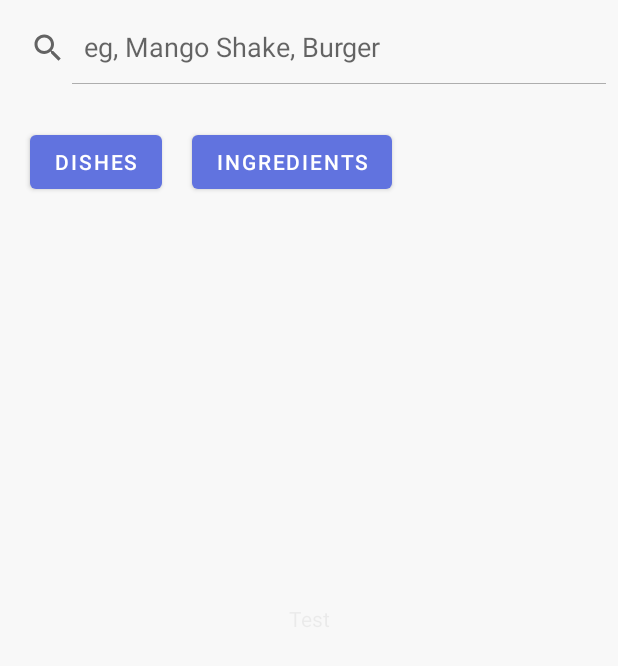
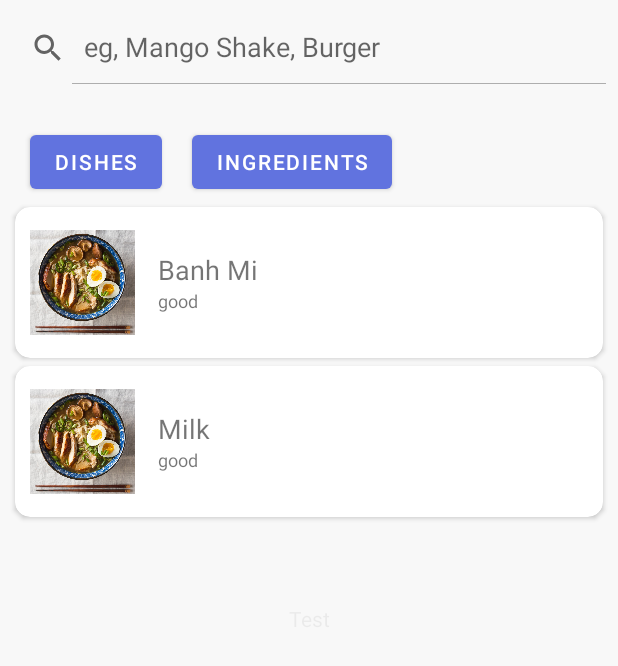
Before and after one commit to Quanghihicoder/NutriChief, an Android app: the screen it shows after launch (MainActivity), after a tap on "DISHES", on a phone screen of 412 x 824 dp. Shown: the top 666 px of the screen. Run offline under Robolectric (Android 15) with nearby library versions, the phone set to English and light mode, and no system bars; 1 other tap on this screen came first.

Commit message:
Dishes Search

```diff
--- a/android/app/src/main/java/com/example/nutrichief/adapter/IngredientSearchAdapter.kt
+++ b/android/app/src/main/java/com/example/nutrichief/adapter/IngredientSearchAdapter.kt
@@ -63,11 +63,6 @@ class IngredientSearchAdapter (
         }
     }
 
-    fun updateSearchList(newList: MutableList<Ingredient>) {
-        filteredIngredientList.clear()
-        filteredIngredientList.addAll(newList)
-    }
-
     // View holder class for holding view references
     class IngredientViewHolder(view: View) : RecyclerView.ViewHolder(view) {
         val ingredientImage: ImageView = view.findViewById(R.id.ingredient_image)
--- /dev/null
+++ b/android/app/src/main/java/com/example/nutrichief/adapter/RecyclerFoodAdapter.kt
@@ -0,0 +1,78 @@
+package com.example.nutrichief.adapter
+
+import android.util.Log
+import android.view.LayoutInflater
+import android.view.View
+import android.view.ViewGroup
+import android.widget.Filter
+import android.widget.Filterable
+import android.widget.ImageView
+import android.widget.TextView
+import androidx.recyclerview.widget.RecyclerView
+import com.example.nutrichief.R
+import com.example.nutrichief.datamodels.Food
+import java.util.*
+import kotlin.collections.ArrayList
+
+class RecyclerFoodAdapter(private var foodList: MutableList<Food>)
+    : RecyclerView.Adapter<RecyclerFoodAdapter.FoodItemViewHolder>(), Filterable {
+
+    private var filteredFoodList = ArrayList<Food>(foodList)
+
+    override fun onCreateViewHolder(parent: ViewGroup, viewType: Int): FoodItemViewHolder {
+        val layoutInflater = LayoutInflater.from(parent.context)
+        val view = layoutInflater.inflate(R.layout.recycler_item_food, parent, false,) as View
+        return FoodItemViewHolder(view)
+    }
+
+    override fun onBindViewHolder(holder: FoodItemViewHolder, position: Int) {
+        val food = foodList[position]
+        holder.imageItemFood.setImageResource(R.drawable.ramen)
+        holder.textItemFoodName.text = food.foodName
+        holder.textItemFoodShortDesc.text = food.foodDesc
+    }
+
+    override fun getItemCount(): Int = foodList.size
+
+    inner class FoodItemViewHolder(itemView: View) : RecyclerView.ViewHolder(itemView) {
+        val imageItemFood: ImageView = itemView.findViewById(R.id.image_item_food)
+        val textItemFoodName: TextView = itemView.findViewById(R.id.text_item_food_name)
+        val textItemFoodShortDesc: TextView = itemView.findViewById(R.id.text_item_food_short_desc)
+    }
+
+    override fun getFilter(): Filter {
+        return searchFilter;
+    }
+
+    fun filterList(filteredList: MutableList<Food>) {
+        foodList = filteredList
+        notifyDataSetChanged()
+    }
+
+    private val searchFilter = object : Filter() {
+        override fun performFiltering(constraint: CharSequence?): FilterResults {
+            val filteredList = ArrayList<Food>()
+            if (constraint.isNullOrEmpty()) {
+                filteredList.addAll(filteredFoodList)
+            } else {
+                val filterPattern = constraint.toString().lowercase(Locale.ROOT).trim()
+
+                for (food in filteredFoodList) {
+                    if (food.foodName.toLowerCase(Locale.ROOT).contains(filterPattern)) {
+                        filteredList.add(food)
+                    }
+                }
+            }
+            val results = FilterResults()
+            results.values = filteredList
+            return results
+        }
+
+        override fun publishResults(constraint: CharSequence?, results: FilterResults?) {
+            if (results != null && results.values is ArrayList<*>) {
+                foodList = results.values as ArrayList<Food>
+                notifyDataSetChanged()
+            }
+        }
+    }
+}
--- /dev/null
+++ b/android/app/src/main/java/com/example/nutrichief/datamodels/Food.kt
@@ -0,0 +1,9 @@
+package com.example.nutrichief.datamodels
+
+data class Food(
+    val foodId: Int,
+    val foodName: String,
+    val foodDesc: String,
+    val foodCTime: Int,
+    val foodPTime: Int,
+)
--- a/android/app/src/main/java/com/example/nutrichief/view/SearchFragment.kt
+++ b/android/app/src/main/java/com/example/nutrichief/view/SearchFragment.kt
@@ -12,6 +12,8 @@ import androidx.recyclerview.widget.LinearLayoutManager
 import androidx.recyclerview.widget.RecyclerView
 import com.example.nutrichief.R
 import com.example.nutrichief.adapter.IngredientSearchAdapter
+import com.example.nutrichief.adapter.RecyclerFoodAdapter
+import com.example.nutrichief.datamodels.Food
 import com.example.nutrichief.datamodels.Ingredient
 import kotlinx.coroutines.Dispatchers
 import kotlinx.coroutines.GlobalScope
@@ -26,9 +28,9 @@ import java.io.IOException
 class SearchFragment : Fragment() {
 
 private lateinit var searchRecyclerView: RecyclerView
-//    private lateinit var dishAdapter: DishAdapter
+    private lateinit var dishAdapter: RecyclerFoodAdapter
     private lateinit var ingredientAdapter: IngredientSearchAdapter
-//    private lateinit var allDishes: List<Dish>
+    private lateinit var allDishes: List<Food>
     private lateinit var allIngredients: List<Ingredient>
     private var isSearchingIngredients = false
 
@@ -50,18 +52,24 @@ private lateinit var searchRecyclerView: RecyclerView
         searchRecyclerView.layoutManager = LinearLayoutManager(requireContext())
 
         // Initialize adapters
-//        dishAdapter = DishAdapter(requireContext(), mutableListOf())
+        dishAdapter = RecyclerFoodAdapter(mutableListOf())
         ingredientAdapter = IngredientSearchAdapter(mutableListOf())
 
         // Set the initial adapter to dishAdapter
-//        searchRecyclerView.adapter = dishAdapter
+        allDishes = getAllDishes()
+        dishAdapter = RecyclerFoodAdapter(allDishes as MutableList<Food>)
+
+        searchRecyclerView.adapter = dishAdapter
 
         dishBtn.setOnClickListener {
             isSearchingIngredients = false
-//            searchRecyclerView.adapter = dishAdapter
             // Replace this with your actual data retrieval method for dishes
-//            allDishes = getAllDishes()
-//            dishAdapter.filterList(allDishes)
+
+            dishAdapter.filterList(allDishes as MutableList<Food>)
+            dishAdapter = RecyclerFoodAdapter(allDishes as MutableList<Food>)
+
+            searchRecyclerView.adapter = dishAdapter
+
         }
 
         ingredientBtn.setOnClickListener {
@@ -77,9 +85,6 @@ private lateinit var searchRecyclerView: RecyclerView
                     Log.e("Ingredients Search", "Failed to retrieve recipe ingredients")
                 }
             }
-//            ingredientAdapter.filter.filter(searchBox.query) // Apply search filter
-
-
         }
 
         searchBox.setOnQueryTextListener(object : SearchView.OnQueryTextListener {
@@ -92,11 +97,21 @@ private lateinit var searchRecyclerView: RecyclerView
                 if (isSearchingIngredients) {
                     ingredientAdapter.filter.filter(newText)
                     return true
+                } else {
+                    dishAdapter.filter.filter(newText)
+                    return true
                 }
                 return false
             }
         })
         return view
+    }
+
+    private fun getAllDishes(): List<Food> {
+        return listOf(
+            Food(1, "Banh Mi", "good",0, 10),
+            Food(2, "Milk", "good", 0,0)
+        )
     }
 
     private fun getAllIngredients(callback: (List<Ingredient>?) -> Unit){
--- /dev/null
+++ b/android/app/src/main/res/layout/recycler_item_food.xml
@@ -0,0 +1,60 @@
+<?xml version="1.0" encoding="utf-8"?>
+<androidx.cardview.widget.CardView
+    xmlns:android="http://schemas.android.com/apk/res/android"
+    xmlns:app="http://schemas.android.com/apk/res-auto"
+    xmlns:tools="http://schemas.android.com/tools"
+    android:layout_width="match_parent"
+    android:layout_height="wrap_content"
+    android:background="@color/white"
+    app:cardCornerRadius="10dp"
+    app:cardPreventCornerOverlap="false"
+    android:clipToPadding="false"
+    app:elevation="4dp"
+    android:layout_marginHorizontal="10dp"
+    android:layout_marginTop="5dp">
+
+    <LinearLayout
+        android:id="@+id/recycler_item_food"
+        android:layout_width="match_parent"
+        android:layout_height="wrap_content"
+        android:layout_marginHorizontal="10dp"
+        android:layout_marginVertical="15dp"
+        android:orientation="horizontal"
+        android:gravity="center_vertical">
+
+        <ImageView
+            android:id="@+id/image_item_food"
+            android:transitionName="itemImageTransition"
+            android:layout_width="70dp"
+            android:layout_height="70dp"
+            android:src="@drawable/default_item_image"
+            android:scaleType="centerCrop" />
+
+        <LinearLayout
+            android:layout_width="0dp"
+            android:layout_weight="1"
+            android:layout_height="wrap_content"
+            android:layout_marginStart="15dp"
+            android:orientation="vertical">
+
+            <TextView
+                android:id="@+id/text_item_food_name"
+                android:transitionName="itemNameTransition"
+                android:layout_width="match_parent"
+                android:layout_height="wrap_content"
+                android:text="Food"
+                android:textSize="18sp"/>
+
+            <TextView
+                android:id="@+id/text_item_food_short_desc"
+                android:transitionName="itemDescTransition"
+                android:layout_width="match_parent"
+                android:layout_height="wrap_content"
+                android:text="Food's short description"
+                android:maxLines="2"
+                android:ellipsize="end"
+                android:textSize="12sp"/>
+
+        </LinearLayout>
+    </LinearLayout>
+</androidx.cardview.widget.CardView>
```
